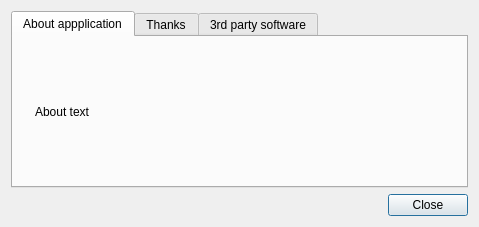
eBookProjects/uChmViewer, file src/dialog_about.ui: the form before one commit.
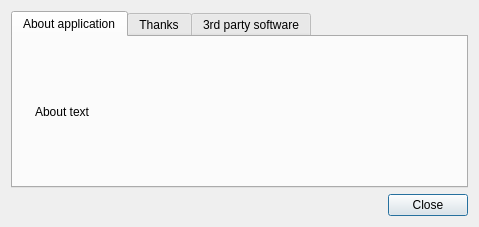
The form after the commit. Icons and pictures are not drawn.

Patch:
```diff
--- a/src/dialog_about.ui
+++ b/src/dialog_about.ui
@@ -21,7 +21,7 @@
      </property>
      <widget class="QWidget" name="tab">
       <attribute name="title">
-       <string>About appplication</string>
+       <string>About application</string>
       </attribute>
       <layout class="QHBoxLayout" name="horizontalLayout">
        <item>
```
